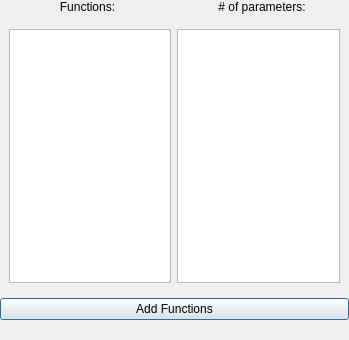
Qt form uis/pyFuns.ui (dseyit/Graphxyz) before a commit.
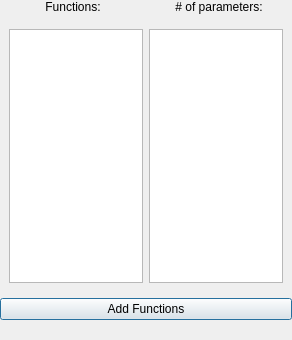
The same form after that commit.

Commit message: fit ui done and polished, all seem to work, python functions can be used

The edit to the form file:
```diff
--- a/uis/pyFuns.ui
+++ b/uis/pyFuns.ui
@@ -6,7 +6,7 @@
    <rect>
     <x>0</x>
     <y>0</y>
-    <width>349</width>
+    <width>292</width>
     <height>340</height>
    </rect>
   </property>
```
The commit also changes 2 other files.
